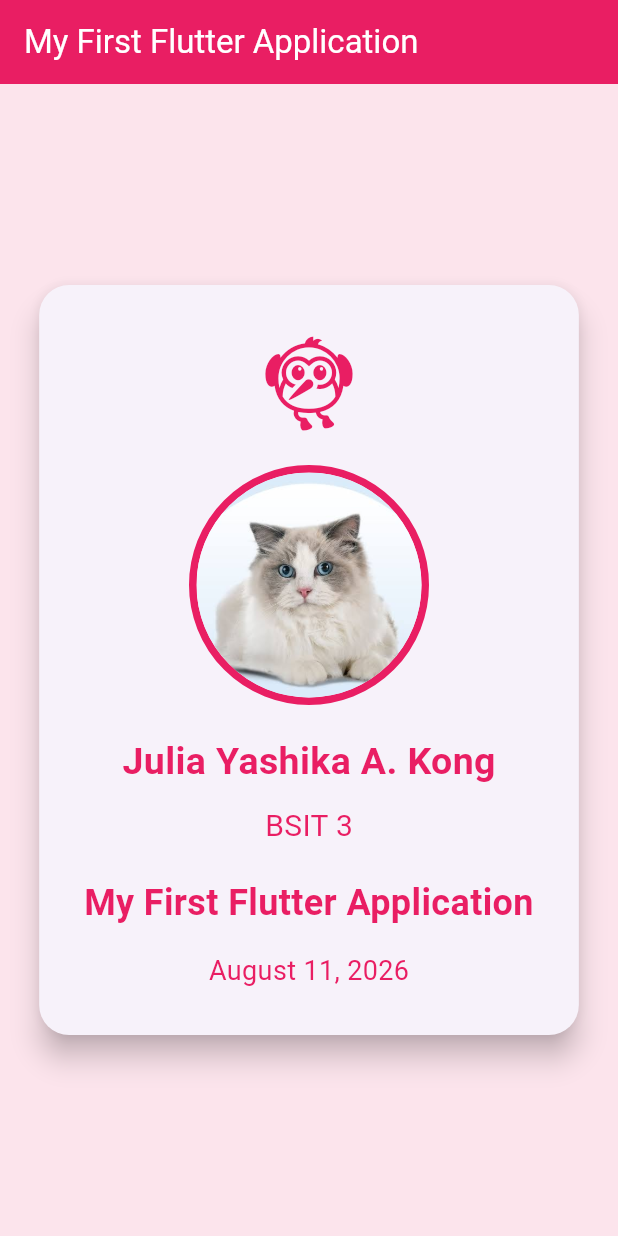
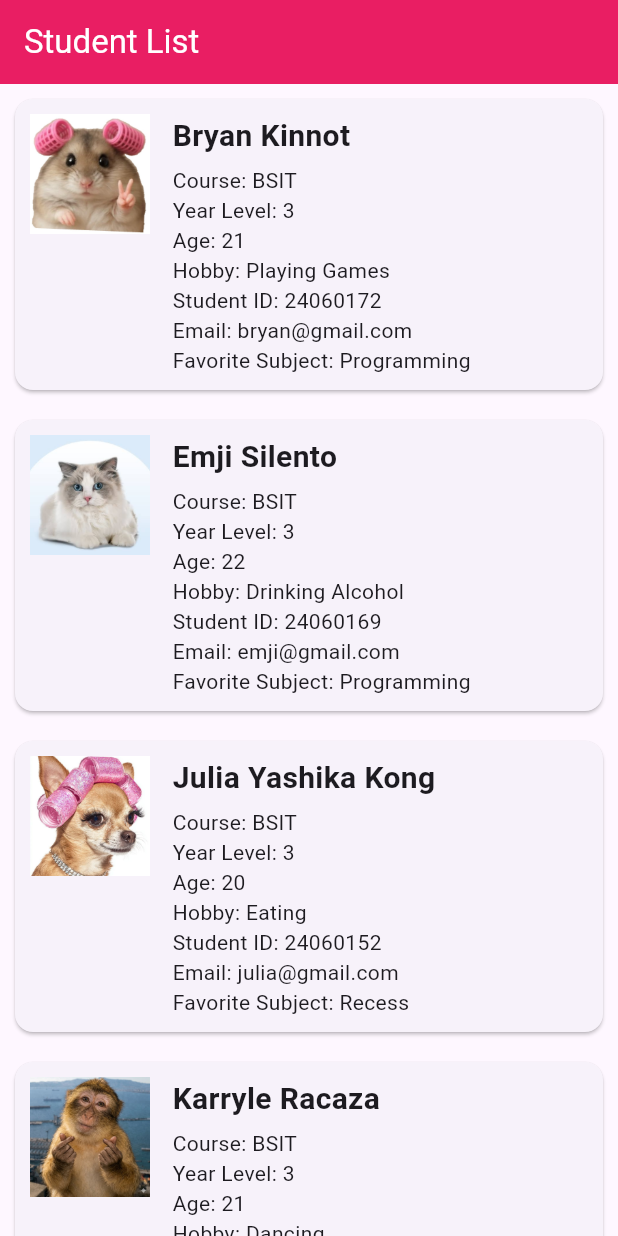
Before and after one commit to yashipikapa/IT314AB_KONG, a Flutter app: the screen it shows after launch, on a phone screen of 412 x 824 dp. Run offline on Flutter 3.47's test engine with Material 3 defaults, Android fonts, the light colour scheme and no system bars.

Commit message:
feat:feature and student list flutter project

```diff
--- a/my_first_flutter_app/analysis_options.yaml
+++ b/my_first_flutter_app/analysis_options.yaml
@@ -7,6 +7,15 @@
 
 # The following line activates a set of recommended lints for Flutter apps,
 # packages, and plugins designed to encourage good coding practices.
+analyzer:
+  exclude:
+    - build/**
+    - android/**
+    - ios/**
+    - web/**
+    - windows/**
+    - macos/**
+    - linux/**
 include: package:flutter_lints/flutter.yaml
 
 linter:
--- a/my_first_flutter_app/lib/main.dart
+++ b/my_first_flutter_app/lib/main.dart
@@ -1,130 +1,234 @@
 import 'package:flutter/material.dart';
-
 
 void main() {
   runApp(const MyApp());
 }
 
+List<Map<String, dynamic>> students = [
+  {
+    "image": "assets/cutie.jpg",
+    "name": "Julia Yashika Kong",
+    "course": "BSIT",
+    "yearLevel": 3,
+    "age": 20,
+    "hobby": "Eating",
+    "studentID": "24060152",
+    "email": "julia@gmail.com",
+    "favoriteSubject": "Recess",
+  },
+  {
+    "image": "assets/meow.png",
+    "name": "Emji Silento",
+    "course": "BSIT",
+    "yearLevel": 3,
+    "age": 22,
+    "hobby": "Drinking Alcohol",
+    "studentID": "24060169",
+    "email": "emji@gmail.com",
+    "favoriteSubject": "Programming",
+  },
+  {
+    "image": "assets/pretty.png",
+    "name": "Leachim Dela Cerna",
+    "course": "BSIT",
+    "yearLevel": 3,
+    "age": 21,
+    "hobby": "Dancing",
+    "studentID": "24060130",
+    "email": "leachim@gmail.com",
+    "favoriteSubject": "Database Management",
+  },
+  {
+    "image": "assets/ha.jpg",
+    "name": "Karryle Racaza",
+    "course": "BSIT",
+    "yearLevel": 3,
+    "age": 21,
+    "hobby": "Dancing",
+    "studentID": "24060165",
+    "email": "karryle@gmail.com",
+    "favoriteSubject": "Web Development",
+  },
+  {
+    "image": "assets/sexy.jpg",
+    "name": "Mav Sumalangitka",
+    "course": "BSIT",
+    "yearLevel": 3,
+    "age": 21,
+    "hobby": "Dancing & Singing",
+    "studentID": "24060168",
+    "email": "mav@gmail.com",
+    "favoriteSubject": "Networking",
+  },
+  {
+    "image": "assets/mice.jpg",
+    "name": "Bryan Kinnot",
+    "course": "BSIT",
+    "yearLevel": 3,
+    "age": 21,
+    "hobby": "Playing Games",
+    "studentID": "24060172",
+    "email": "bryan@gmail.com",
+    "favoriteSubject": "Programming",
+  },
+];
+
+void sortStudents() {
+  students.sort(
+    (a, b) => a["name"].compareTo(b["name"]),
+  );
+}
 
 class MyApp extends StatelessWidget {
   const MyApp({super.key});
-
 
   @override
   Widget build(BuildContext context) {
     return MaterialApp(
       debugShowCheckedModeBanner: false,
-      home: Scaffold(
-        backgroundColor: Colors.pink.shade50,
+      title: "Student List",
+      home: const StudentPage(),
+    );
+  }
+}
+
+class StudentPage extends StatelessWidget {
+  const StudentPage({super.key});
+
+  @override
+  Widget build(BuildContext context) {
+
+    sortStudents();
+
+    return Scaffold(
       appBar: AppBar(
+        title: const Text("Student List"),
         backgroundColor: Colors.pink,
-          title: const Text(
-            'My First Flutter Application',
-            style: TextStyle(
-              color: Colors.white,
-            ),
-          ),
-        ),
-        body: Center(
-          child: Card(
-            margin: const EdgeInsets.all(25),
-            elevation: 8,
-            shape: RoundedRectangleBorder(
-              borderRadius: BorderRadius.circular(20),
-            ),
-            child: Padding(
-              padding: const EdgeInsets.all(30),
-              child: Column(
-                mainAxisSize: MainAxisSize.min,
-                children: [
-                  const Icon(
-                    Icons.flutter_dash,
-                    size: 70,
-                    color: Colors.pink,
+        foregroundColor: Colors.white,
       ),
 
+      body: students.isEmpty
+          ? const Center(
+              child: Column(
+                mainAxisAlignment: MainAxisAlignment.center,
+                children: [
+                  Icon(
+                    Icons.people_outline,
+                    size: 80,
+                    color: Colors.grey,
+                  ),
 
-                  const SizedBox(height: 20),
+                  SizedBox(height: 15),
 
-
-                  // Circular profile picture
-                  Container(
-                    width: 160,
-                    height: 160,
-                    decoration: BoxDecoration(
-                      shape: BoxShape.circle,
-                      border: Border.all(
-                        color: Colors.pink,
-                        width: 5,
+                  Text(
+                    "No students found.",
+                    style: TextStyle(
+                      fontSize: 22,
+                      fontWeight: FontWeight.bold,
                     ),
                   ),
 
-                    child: ClipOval(
-                      child: Image.asset(
-                        'assets/meow.png',
-                        width: 150,
-                        height: 150,
+                  SizedBox(height: 5),
+
+                  Text(
+                    "The student list is currently empty.",
+                    style: TextStyle(
+                      fontSize: 16,
+                      color: Colors.grey,
+                    ),
+                  ),
+                ],
+              ),
+            )
+
+          : ListView.builder(
+              itemCount: students.length,
+
+              itemBuilder: (context, index) {
+                return Card(
+                  margin: const EdgeInsets.all(10),
+
+                  child: Padding(
+                    padding: const EdgeInsets.all(10),
+
+                    child: Row(
+                      crossAxisAlignment: CrossAxisAlignment.start,
+
+                      children: [
+
+                        Image.asset(
+                          students[index]["image"],
+                          width: 80,
+                          height: 80,
                           fit: BoxFit.cover,
+
+                          errorBuilder: (context, error, stackTrace) {
+                            return Container(
+                              width: 80,
+                              height: 80,
+                              color: Colors.grey[300],
+                              child: const Icon(
+                                Icons.person,
+                                size: 50,
                               ),
+                            );
+                          },
+                        ),
+
+                        const SizedBox(width: 15),
+
+
+                        Expanded(
+                          child: Column(
+                            crossAxisAlignment: CrossAxisAlignment.start,
+
+                            children: [
+                              Text(
+                                students[index]["name"],
+                                style: const TextStyle(
+                                  fontSize: 20,
+                                  fontWeight: FontWeight.bold,
                                 ),
                               ),
 
+                              const SizedBox(height: 5),
 
-
-                  const SizedBox(height: 20),
-
-
-                  const Text(
-                    'Julia Yashika A. Kong',
-                    style: TextStyle(
-                      fontSize: 25,
-                      fontWeight: FontWeight.bold,
-                      color: Colors.pink,
-                    ),
+                              Text(
+                                "Course: ${students[index]["course"]}",
                               ),
 
-
-                  const SizedBox(height: 10),
-
-
-                  const Text(
-                    'BSIT 3',
-                    style: TextStyle(
-                      fontSize: 20,
-                      color: Colors.pink,
-                    ),
+                              Text(
+                                "Year Level: ${students[index]["yearLevel"]}",
                               ),
 
-
-                  const SizedBox(height: 20),
-
-
-                  const Text(
-                    'My First Flutter Application',
-                    textAlign: TextAlign.center,
-                    style: TextStyle(
-                      fontSize: 24,
-                      fontWeight: FontWeight.bold,
-                      color: Colors.pink,
-                    ),
+                              Text(
+                                "Age: ${students[index]["age"]}",
                               ),
 
+                              Text(
+                                "Hobby: ${students[index]["hobby"]}",
+                              ),
 
-                  const SizedBox(height: 15),
+                              Text(
+                                "Student ID: ${students[index]["studentID"]}",
+                              ),
 
+                              Text(
+                                "Email: ${students[index]["email"]}",
+                              ),
 
-                  const Text(
-                    'August 11, 2026',
-                    style: TextStyle(
-                      fontSize: 18,
-                      color: Colors.pink,
+                              Text(
+                                "Favorite Subject: "
+                                "${students[index]["favoriteSubject"]}",
+                              ),
+                            ],
                           ),
                         ),
                       ],
                     ),
                   ),
-          ),
-        ),
+                );
+              },
             ),
     );
   }
--- a/my_first_flutter_app/pubspec.yaml
+++ b/my_first_flutter_app/pubspec.yaml
@@ -63,6 +63,12 @@ flutter:
   #   - images/a_dot_ham.jpeg
   assets:
     - assets/meow.png
+    - assets/cutie.jpg
+    - assets/ha.jpg
+    - assets/pretty.png
+    - assets/sexy.jpg
+    - assets/mice.jpg
+
   # An image asset can refer to one or more resolution-specific "variants", see
   # https://flutter.dev/to/resolution-aware-images
 
```
Also changed, not shown: my_first_flutter_app/assets/cutie.jpg (added), my_first_flutter_app/assets/ha.jpg (added), my_first_flutter_app/assets/mice.jpg (added), my_first_flutter_app/assets/pretty.png (added), my_first_flutter_app/assets/sexy.jpg (added), my_first_flutter_app/pubspec.lock. Lines whose indentation alone changed are shown as unchanged.
